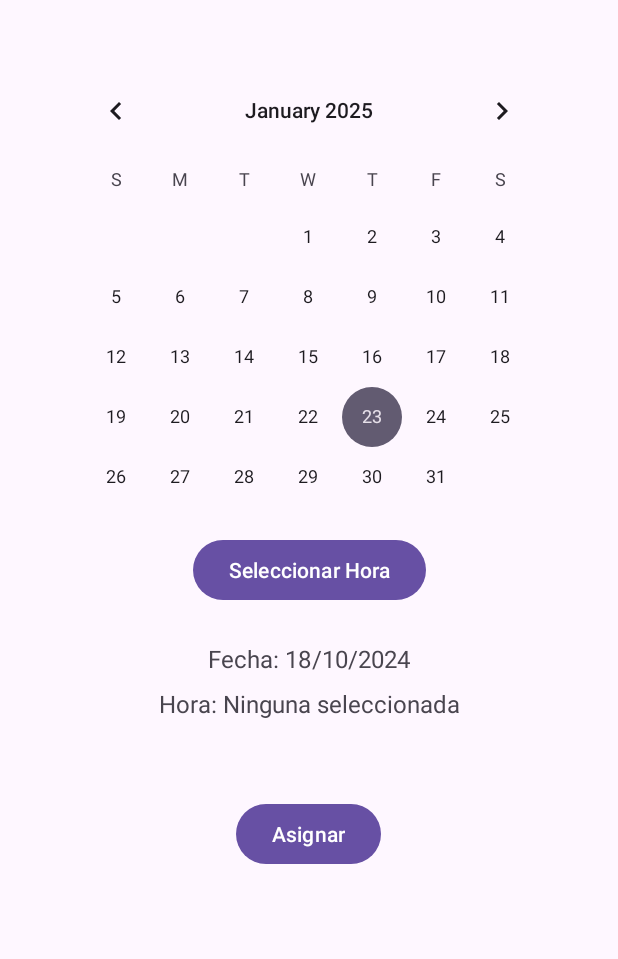
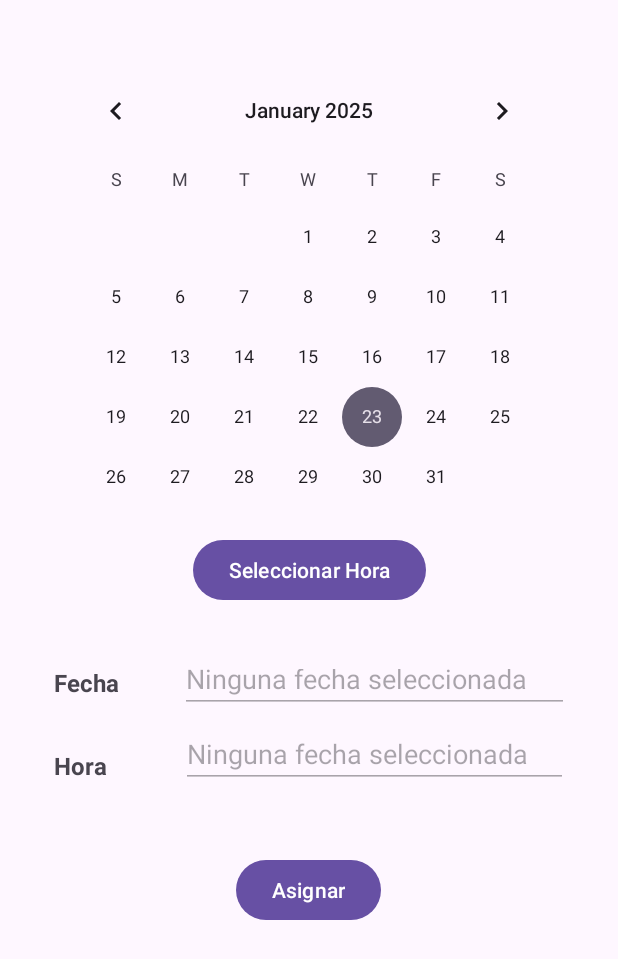
Before and after one commit to IARFLOW/EJFragments, an Android app: the SeleccionFechaActivity screen opened directly, with no data from a screen before it, on a phone screen of 412 x 824 dp. Shown: the top 959 px of the screen. Run offline under Robolectric (Android 15) with nearby library versions, the phone set to English and light mode, and no system bars.

```diff
--- a/app/src/main/java/com/example/ejfragments/vista/acticidades/SeleccionFechaActivity.java
+++ b/app/src/main/java/com/example/ejfragments/vista/acticidades/SeleccionFechaActivity.java
@@ -7,7 +7,7 @@ import android.os.Bundle;
 import android.view.View;
 import android.widget.Button;
 import android.widget.CalendarView;
-import android.widget.TextView;
+import android.widget.EditText;
 import android.widget.TimePicker;
 
 import androidx.annotation.NonNull;
@@ -24,7 +24,7 @@ public class SeleccionFechaActivity extends AppCompatActivity {
 
     private CalendarView calendarView;
     private Button btSeleccionHora, btAsignar;
-    private TextView tvFechaSeleccionada, tvHoraSeleccionada;
+    private EditText etFecha, etHora; // Cambiado de TextView a EditText
     private Calendar fechaHoraSeleccionada = Calendar.getInstance();
 
     @Override
@@ -35,8 +35,8 @@ public class SeleccionFechaActivity extends AppCompatActivity {
         // Inicializar vistas
         calendarView = findViewById(R.id.calendarView);
         btSeleccionHora = findViewById(R.id.btSeleccionHora);
-        tvFechaSeleccionada = findViewById(R.id.tvFechaSeleccionada);
-        tvHoraSeleccionada = findViewById(R.id.tvHoraSeleccionada);
+        etFecha = findViewById(R.id.etFecha); // EditText para fecha
+        etHora = findViewById(R.id.etHora);   // EditText para hora
         btAsignar = findViewById(R.id.btAsignar);
 
         // Configurar CalendarView
@@ -44,7 +44,7 @@ public class SeleccionFechaActivity extends AppCompatActivity {
             @Override
             public void onSelectedDayChange(@NonNull CalendarView view, int year, int month, int dayOfMonth) {
                 fechaHoraSeleccionada.set(year, month, dayOfMonth);
-                actualizarFechaEnTextView();
+                actualizarFechaEditText();
             }
         });
 
@@ -73,7 +73,7 @@ public class SeleccionFechaActivity extends AppCompatActivity {
                     public void onTimeSet(TimePicker view, int hourOfDay, int minute) {
                         fechaHoraSeleccionada.set(Calendar.HOUR_OF_DAY, hourOfDay);
                         fechaHoraSeleccionada.set(Calendar.MINUTE, minute);
-                        actualizarHoraEnTextView();
+                        actualizarHoraEditText();
                     }
                 },
                 fechaHoraSeleccionada.get(Calendar.HOUR_OF_DAY),
@@ -83,14 +83,14 @@ public class SeleccionFechaActivity extends AppCompatActivity {
         timePickerDialog.show();
     }
 
-    private void actualizarFechaEnTextView() {
+    private void actualizarFechaEditText() {
         SimpleDateFormat sdf = new SimpleDateFormat("dd/MM/yyyy", Locale.getDefault());
-        tvFechaSeleccionada.setText(sdf.format(fechaHoraSeleccionada.getTime()));
+        etFecha.setText(sdf.format(fechaHoraSeleccionada.getTime())); // Actualizar EditText
     }
 
-    private void actualizarHoraEnTextView() {
+    private void actualizarHoraEditText() {
         SimpleDateFormat sdf = new SimpleDateFormat("HH:mm", Locale.getDefault());
-        tvHoraSeleccionada.setText(sdf.format(fechaHoraSeleccionada.getTime()));
+        etHora.setText(sdf.format(fechaHoraSeleccionada.getTime())); // Actualizar EditText
     }
 
     private void devolverFechaHora() {
--- a/app/src/main/res/layout/activity_seleccion_fecha.xml
+++ b/app/src/main/res/layout/activity_seleccion_fecha.xml
@@ -30,38 +30,72 @@
         android:id="@+id/btSeleccionHora"
         android:layout_width="wrap_content"
         android:layout_height="wrap_content"
+        android:layout_marginTop="16dp"
         android:text="Seleccionar Hora"
-        app:layout_constraintTop_toBottomOf="@id/calendarView"
+        app:layout_constraintEnd_toEndOf="parent"
         app:layout_constraintStart_toStartOf="parent"
-        app:layout_constraintEnd_toEndOf="parent"
-        android:layout_marginTop="16dp" />
+        app:layout_constraintTop_toBottomOf="@id/calendarView" />
 
     <!-- TextView para la fecha -->
-<!--    flow-->
+
+
+    <!-- TextView para la hora -->
+
+
+    <!-- Botón "Asignar" -->
+
     <TextView
         android:id="@+id/tvFechaSeleccionada"
-        android:layout_width="wrap_content"
-        android:layout_height="wrap_content"
-        android:text="Fecha: 18/10/2024"
+        android:layout_width="68dp"
+        android:layout_height="23dp"
+        android:layout_marginStart="20dp"
+        android:layout_marginTop="40dp"
+        android:text="@string/label_fecha"
         android:textSize="16sp"
-        app:layout_constraintTop_toBottomOf="@id/btSeleccionHora"
+        android:textStyle="bold"
         app:layout_constraintStart_toStartOf="parent"
-        app:layout_constraintEnd_toEndOf="parent"
-        android:layout_marginTop="24dp" />
+        app:layout_constraintTop_toBottomOf="@id/btSeleccionHora" />
 
-    <!-- TextView para la hora -->
+    <EditText
+        android:id="@+id/etFecha"
+        android:layout_width="259dp"
+        android:layout_height="39dp"
+        android:layout_marginStart="16dp"
+        android:layout_marginTop="32dp"
+        android:autofillHints="name"
+        android:enabled="false"
+        android:hint="Ninguna fecha seleccionada"
+        android:importantForAutofill="yes"
+        android:inputType="textPersonName"
+        app:layout_constraintStart_toEndOf="@+id/tvFechaSeleccionada"
+        app:layout_constraintTop_toBottomOf="@+id/btSeleccionHora" />
+
     <TextView
         android:id="@+id/tvHoraSeleccionada"
-        android:layout_width="wrap_content"
-        android:layout_height="wrap_content"
-        android:text="Hora: Ninguna seleccionada"
+        android:layout_width="57dp"
+        android:layout_height="18dp"
+        android:layout_marginStart="20dp"
+        android:layout_marginTop="32dp"
+        android:text="@string/label_hora"
         android:textSize="16sp"
-        app:layout_constraintTop_toBottomOf="@id/tvFechaSeleccionada"
+        android:textStyle="bold"
         app:layout_constraintStart_toStartOf="parent"
-        app:layout_constraintEnd_toEndOf="parent"
-        android:layout_marginTop="8dp" />
+        app:layout_constraintTop_toBottomOf="@id/tvFechaSeleccionada" />
 
-    <!-- Botón "Asignar" -->
+    <EditText
+        android:id="@+id/etHora"
+        android:layout_width="258dp"
+        android:layout_height="42dp"
+        android:layout_marginStart="27dp"
+        android:layout_marginTop="8dp"
+        android:autofillHints="name"
+        android:enabled="false"
+        android:hint="Ninguna fecha seleccionada"
+        android:importantForAutofill="yes"
+        android:inputType="textPersonName"
+        app:layout_constraintStart_toEndOf="@+id/tvHoraSeleccionada"
+        app:layout_constraintTop_toBottomOf="@+id/etFecha" />
+
     <Button
         android:id="@+id/btAsignar"
         android:layout_width="wrap_content"
--- a/app/src/main/res/layout/activity_vista_actor.xml
+++ b/app/src/main/res/layout/activity_vista_actor.xml
@@ -3,7 +3,7 @@
     xmlns:android="http://schemas.android.com/apk/res/android"
     xmlns:app="http://schemas.android.com/apk/res-auto"
     xmlns:tools="http://schemas.android.com/tools"
-    android:id="@+id/vistaacotr"
+    android:id="@+id/main"
     android:layout_width="match_parent"
     android:layout_height="match_parent"
     tools:context=".vista.acticidades.VistaActor">
--- a/app/src/main/res/values/strings.xml
+++ b/app/src/main/res/values/strings.xml
@@ -10,5 +10,7 @@
     <string name="btn_editar">Editar</string>
     <string name="btn_guardar">Guardar</string>
     <string name="actor_photo_desc">Foto del actor</string>
+    <string name="label_fecha">Fecha</string>
+    <string name="label_hora">Hora\n</string>
 
 </resources>
```
